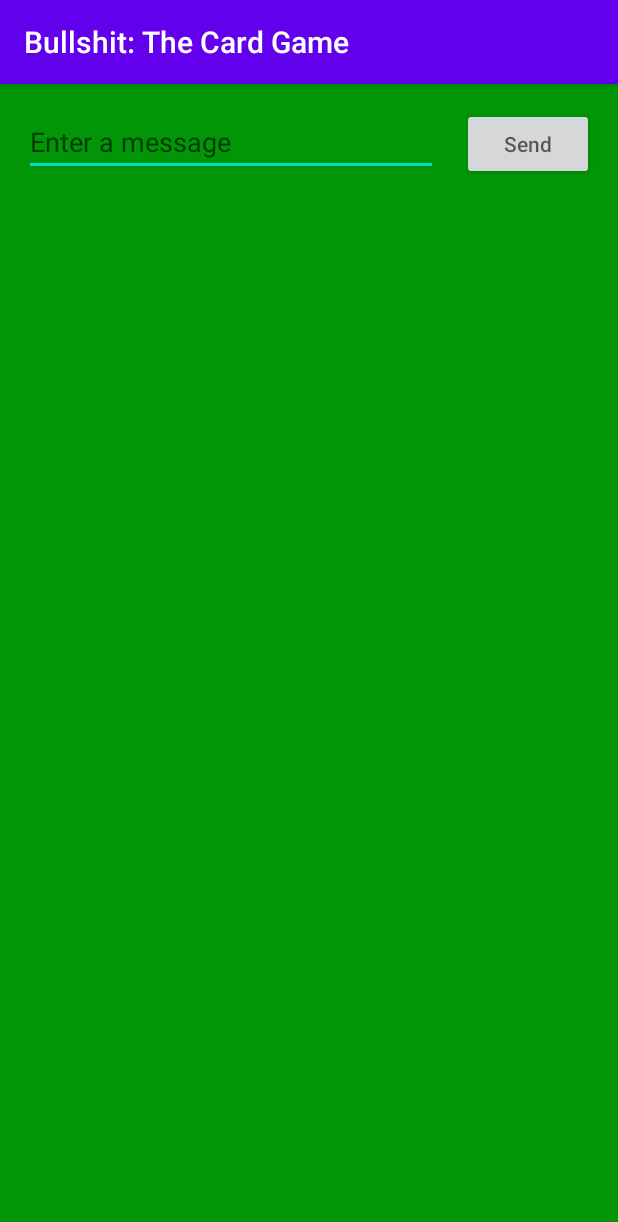
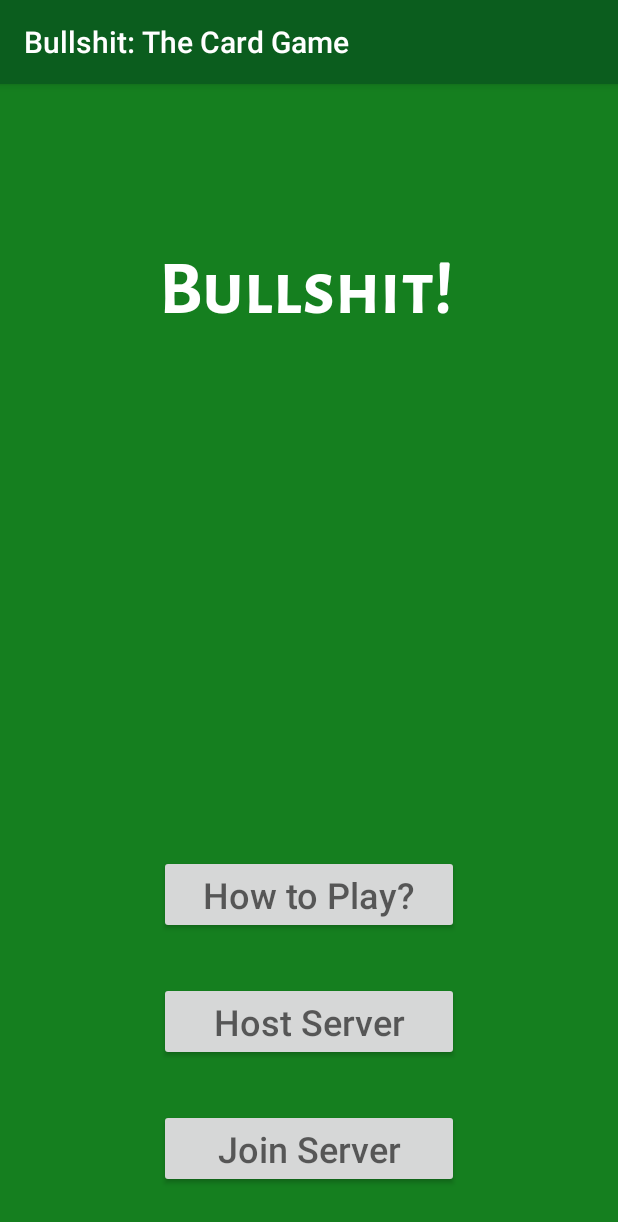
Before and after one commit to mmehta27/BullshitCardGame, an Android app: the screen it shows after launch (MainActivity), on a phone screen of 412 x 824 dp. Shown: the top 1222 px of the screen. Run offline under Robolectric (Android 15) with nearby library versions, the phone set to English and light mode, and no system bars.

Commit message:
Finished home screen.

```diff
--- a/app/src/main/AndroidManifest.xml
+++ b/app/src/main/AndroidManifest.xml
@@ -12,7 +12,6 @@
         <activity android:name=".MainActivity">
             <intent-filter>
                 <action android:name="android.intent.action.MAIN" />
-
                 <category android:name="android.intent.category.LAUNCHER" />
             </intent-filter>
         </activity>
--- a/app/src/main/res/layout/activity_main.xml
+++ b/app/src/main/res/layout/activity_main.xml
@@ -4,36 +4,76 @@
     xmlns:tools="http://schemas.android.com/tools"
     android:layout_width="match_parent"
     android:layout_height="match_parent"
-    android:background="#019507"
+    android:background="#157F1F"
     tools:context=".MainActivity">
 
-    <EditText
-        android:id="@+id/editText2"
-        android:layout_width="0dp"
-        android:layout_height="wrap_content"
-        android:layout_marginStart="16dp"
-        android:layout_marginLeft="16dp"
-        android:layout_marginTop="16dp"
-        android:ems="10"
-        android:hint="@string/edit_message"
-        android:inputType="textPersonName"
-        app:layout_constraintEnd_toStartOf="@+id/button2"
-        app:layout_constraintHorizontal_bias="0.5"
-        app:layout_constraintStart_toStartOf="parent"
-        app:layout_constraintTop_toTopOf="parent" />
+    <Button
+        android:id="@+id/button3"
+        android:layout_width="200dp"
+        android:layout_height="0dp"
+        android:layout_marginStart="106dp"
+        android:layout_marginLeft="106dp"
+        android:layout_marginEnd="106dp"
+        android:layout_marginRight="106dp"
+        android:layout_marginBottom="32dp"
+        android:hint="@string/button_join"
+        android:textSize="24sp"
+        app:layout_constraintBottom_toBottomOf="parent"
+        app:layout_constraintEnd_toEndOf="parent"
+        app:layout_constraintStart_toStartOf="parent" />
 
     <Button
         android:id="@+id/button2"
-        android:layout_width="wrap_content"
+        android:layout_width="200dp"
+        android:layout_height="0dp"
+        android:layout_marginStart="106dp"
+        android:layout_marginLeft="106dp"
+        android:layout_marginEnd="106dp"
+        android:layout_marginRight="106dp"
+        android:layout_marginBottom="32dp"
+        android:hint="@string/button_host"
+        android:textSize="24sp"
+        app:layout_constraintBottom_toTopOf="@+id/button3"
+        app:layout_constraintEnd_toEndOf="parent"
+        app:layout_constraintStart_toStartOf="parent" />
+
+    <Button
+        android:id="@+id/button1"
+        android:layout_width="200dp"
+        android:layout_height="0dp"
+        android:layout_marginStart="106dp"
+        android:layout_marginLeft="106dp"
+        android:layout_marginEnd="106dp"
+        android:layout_marginRight="106dp"
+        android:layout_marginBottom="32dp"
+        android:hint="@string/button_directions"
+        android:textColor="@color/colorAccent"
+        android:textSize="24sp"
+        app:layout_constraintBottom_toTopOf="@+id/button2"
+        app:layout_constraintEnd_toEndOf="parent"
+        app:layout_constraintStart_toStartOf="parent" />
+
+    <TextView
+        android:id="@+id/textView2"
+        android:layout_width="0dp"
         android:layout_height="wrap_content"
-        android:layout_marginStart="16dp"
-        android:layout_marginLeft="16dp"
-        android:layout_marginEnd="16dp"
-        android:layout_marginRight="16dp"
-        android:hint="@string/button_send"
-        app:layout_constraintBaseline_toBaselineOf="@+id/editText2"
+        android:layout_marginStart="106dp"
+        android:layout_marginLeft="106dp"
+        android:layout_marginTop="100dp"
+        android:layout_marginEnd="106dp"
+        android:layout_marginRight="106dp"
+        android:layout_marginBottom="100dp"
+        android:fontFamily="@font/alegreya_sans_sc_bold"
+        android:text="@string/title_message"
+        android:textColor="@color/textColor"
+        android:textSize="50sp"
+        android:visibility="visible"
+        app:layout_constraintBottom_toTopOf="@+id/button1"
         app:layout_constraintEnd_toEndOf="parent"
-        app:layout_constraintHorizontal_bias="0.5"
-        app:layout_constraintStart_toEndOf="@+id/editText2" />
+        app:layout_constraintHorizontal_bias="0.0"
+        app:layout_constraintStart_toStartOf="parent"
+        app:layout_constraintTop_toTopOf="parent"
+        app:layout_constraintVertical_bias="0.0"
+        tools:visibility="visible" />
 
 </androidx.constraintlayout.widget.ConstraintLayout>
--- a/app/src/main/res/values/colors.xml
+++ b/app/src/main/res/values/colors.xml
@@ -1,6 +1,7 @@
 <?xml version="1.0" encoding="utf-8"?>
 <resources>
-    <color name="colorPrimary">#6200EE</color>
-    <color name="colorPrimaryDark">#3700B3</color>
-    <color name="colorAccent">#03DAC5</color>
+    <color name="colorPrimary">#0B5D1E</color>
+    <color name="colorPrimaryDark">#074112</color>
+    <color name="colorAccent">#69B578</color>
+    <color name="textColor">#FFFFFF</color>
 </resources>
--- a/app/src/main/res/values/strings.xml
+++ b/app/src/main/res/values/strings.xml
@@ -1,5 +1,7 @@
 <resources>
     <string name="app_name">Bullshit: The Card Game</string>
-    <string name="edit_message">Enter a message</string>
-    <string name="button_send">Send</string>
+    <string name="title_message">Bullshit!</string>
+    <string name="button_directions">How to Play?</string>
+    <string name="button_join">Join Server</string>
+    <string name="button_host">Host Server</string>
 </resources>
```
Also changed, not shown: app/src/main/res/font/advent_pro.ttf (added), app/src/main/res/font/alegreya_sans_sc_bold.ttf (added).
